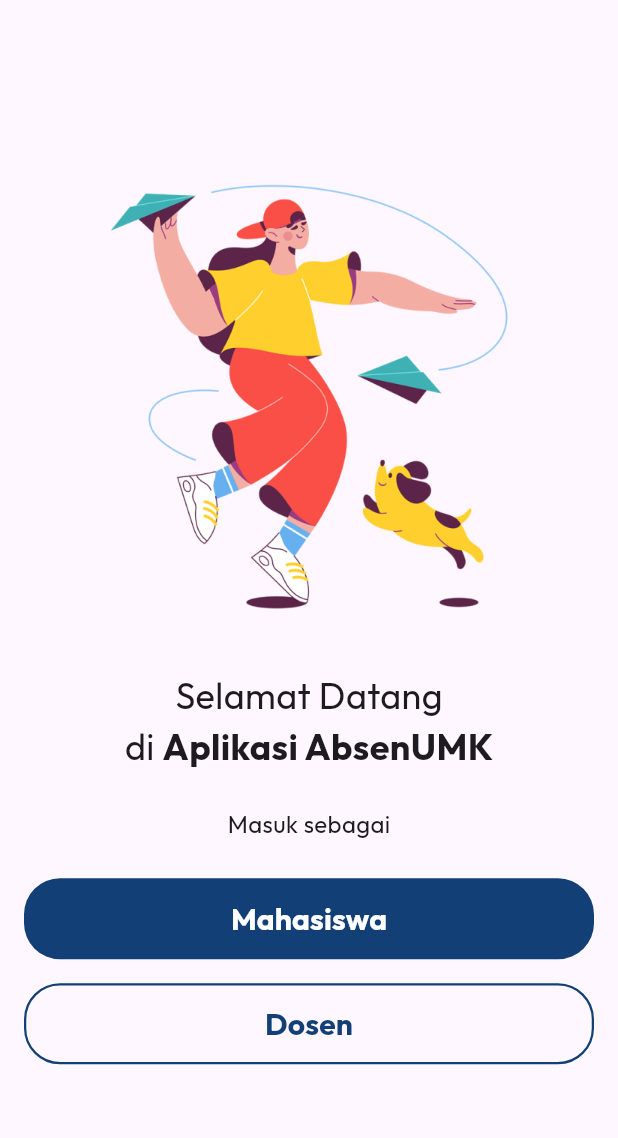
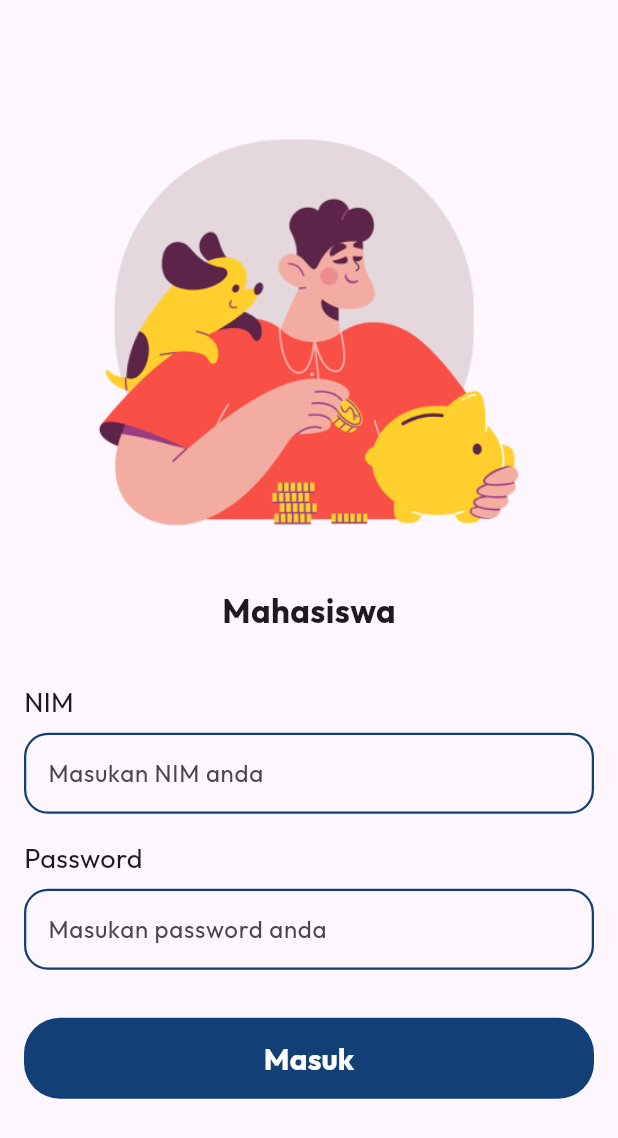
Before and after one commit to Triwahyu22116012/sistem-absensi-mahasiswa, a Flutter app: the screen it shows after launch, after a tap on "Mahasiswa", on a phone screen of 412 x 824 dp. Shown: the top 1138 px of the screen. Run offline on Flutter 3.47's test engine with Material 3 defaults, Android fonts, the phone set to English and light mode, and no system bars; our stand-ins replace google_fonts.

Commit message:
membuat login mahasiswa screen

```diff
--- /dev/null
+++ b/lib/screen/login_mahasiswa_screen.dart
@@ -0,0 +1,136 @@
+ import 'package:flutter/material.dart';
+
+import '../widget/main_button.dart';
+
+class LoginMahasiswaScreen extends StatelessWidget {
+  const LoginMahasiswaScreen({super.key});
+
+  @override
+  Widget build(BuildContext context) {
+    return Scaffold(
+      body: Column(
+        mainAxisAlignment: MainAxisAlignment.center,
+        children: [
+          const Padding(
+            padding: EdgeInsets.symmetric(horizontal: 32, vertical: 0),
+            child: Image(image: AssetImage("assets/img_login_mahasiswa.png"), height: 300,),
+          ),
+          const Text(
+            "Mahasiswa",
+            style: TextStyle(
+              fontSize: 22,
+              fontWeight: FontWeight.bold
+            ),
+          ),
+          const Padding(
+            padding: EdgeInsets.only(top: 32, left: 16, right: 16),
+            child: Align(
+              alignment: Alignment.centerLeft,
+              child: Text(
+                "NIM",
+                style: TextStyle(
+                  fontSize: 18,
+                  fontWeight: FontWeight.normal
+                ),
+              ),
+            ),
+          ),
+          const Padding(
+            padding: EdgeInsets.only(top: 8, left: 16, right: 16),
+            child: SizedBox(
+              width: double.infinity,
+              height: 54,
+              child: TextField(
+                decoration: InputDecoration(
+                  border: OutlineInputBorder(
+                    borderRadius: BorderRadius.all(Radius.circular(16)),
+                    borderSide: BorderSide(
+                        color: Color(0xFF124076),
+                        width: 1.5
+                    ),
+                  ),
+                  enabledBorder: OutlineInputBorder(
+                    borderRadius: BorderRadius.all(Radius.circular(16)),
+                    borderSide: BorderSide(
+                      color: Color(0xFF124076),
+                      width: 1.5
+                    ),
+                  ),
+                  focusedBorder: OutlineInputBorder(
+                    borderRadius: BorderRadius.all(Radius.circular(16)),
+                    borderSide: BorderSide(
+                        color: Color(0xFF124076),
+                        width: 1.5
+                    ),
+                  ),
+                  labelText: "Masukan NIM anda",
+                ),
+                maxLines: 1,
+                cursorColor: Color(0xFF124076),
+              ),
+            ),
+          ),
+          const Padding(
+            padding: EdgeInsets.only(top: 16, left: 16, right: 16),
+            child: Align(
+              alignment: Alignment.centerLeft,
+              child: Text(
+                "Password",
+                style: TextStyle(
+                    fontSize: 18,
+                    fontWeight: FontWeight.normal
+                ),
+              ),
+            ),
+          ),
+          const Padding(
+            padding: EdgeInsets.only(top: 8, left: 16, right: 16),
+            child: SizedBox(
+              width: double.infinity,
+              height: 54,
+              child: TextField(
+                decoration: InputDecoration(
+                  border: OutlineInputBorder(
+                    borderRadius: BorderRadius.all(Radius.circular(16)),
+                    borderSide: BorderSide(
+                        color: Color(0xFF124076),
+                        width: 1.5
+                    ),
+                  ),
+                  enabledBorder: OutlineInputBorder(
+                    borderRadius: BorderRadius.all(Radius.circular(16)),
+                    borderSide: BorderSide(
+                        color: Color(0xFF124076),
+                        width: 1.5
+                    ),
+                  ),
+                  focusedBorder: OutlineInputBorder(
+                    borderRadius: BorderRadius.all(Radius.circular(16)),
+                    borderSide: BorderSide(
+                        color: Color(0xFF124076),
+                        width: 1.5
+                    ),
+                  ),
+                  labelText: "Masukan password anda",
+                ),
+                maxLines: 1,
+              ),
+            ),
+          ),
+          Padding(
+            padding: const EdgeInsets.only(top: 32, left: 16, right: 16),
+            child: MainButton(
+              title: "Masuk",
+              onClick: () {
+                // Navigator.push(
+                //   context,
+                //   MaterialPageRoute(builder: (context) => const LoginMahasiswaScreen()),
+                // );
+              },
+            ),
+          ),
+        ],
+      ),
+    );
+  }
+}
--- a/lib/screen/welcome_screen.dart
+++ b/lib/screen/welcome_screen.dart
@@ -1,3 +1,4 @@
+import 'package:absensi_mahasiswa/screen/login_mahasiswa_screen.dart';
 import 'package:absensi_mahasiswa/widget/main_button.dart';
 import 'package:absensi_mahasiswa/widget/second_button.dart';
 import 'package:flutter/material.dart';
@@ -7,15 +8,15 @@ class WelcomeScreen extends StatelessWidget {
 
   @override
   Widget build(BuildContext context) {
-    return const Scaffold(
+    return Scaffold(
       body: Column(
         mainAxisAlignment: MainAxisAlignment.center,
         children: [
-          Padding(
+          const Padding(
             padding: EdgeInsets.symmetric(horizontal: 32, vertical: 0),
             child: Image(image: AssetImage("assets/img_welcome.png"), height: 300,),
           ),
-          Padding(
+          const Padding(
             padding: EdgeInsets.only(top: 32),
             child: Text(
               "Selamat Datang",
@@ -24,7 +25,7 @@ class WelcomeScreen extends StatelessWidget {
               ),
             ),
           ),
-          Row(
+          const Row(
             mainAxisAlignment: MainAxisAlignment.center,
             children: [
               Text(
@@ -42,7 +43,7 @@ class WelcomeScreen extends StatelessWidget {
               )
             ],
           ),
-          Padding(
+          const Padding(
             padding: EdgeInsets.only(top: 24),
             child: Text(
               "Masuk sebagai",
@@ -53,10 +54,18 @@ class WelcomeScreen extends StatelessWidget {
             ),
           ),
           Padding(
-            padding: EdgeInsets.only(top: 24, left: 16, right: 16),
-            child: MainButton(title: "Mahasiswa"),
+            padding: const EdgeInsets.only(top: 24, left: 16, right: 16),
+            child: MainButton(
+              title: "Mahasiswa",
+              onClick: () {
+                Navigator.push(
+                  context,
+                  MaterialPageRoute(builder: (context) => const LoginMahasiswaScreen()),
+                );
+              },
+            ),
           ),
-          Padding(
+          const Padding(
             padding: EdgeInsets.only(top: 16, left: 16, right: 16),
             child: SecondButton(title: "Dosen",),
           ),
--- a/lib/widget/main_button.dart
+++ b/lib/widget/main_button.dart
@@ -3,10 +3,12 @@ import 'package:flutter/material.dart';
 class MainButton extends StatelessWidget {
   const MainButton({
     super.key,
-    required this.title
+    required this.title,
+    required this.onClick,
   });
 
   final String title;
+  final VoidCallback onClick;
 
   @override
   Widget build(BuildContext context) {
@@ -14,7 +16,7 @@ class MainButton extends StatelessWidget {
       width: double.infinity,
       height: 54,
       child: FilledButton(
-        onPressed: () {  },
+        onPressed: onClick,
         style: FilledButton.styleFrom(
           backgroundColor: const Color(0xFF124076),
           shape: RoundedRectangleBorder(
```
Also changed, not shown: assets/img_login_mahasiswa.png (added).
